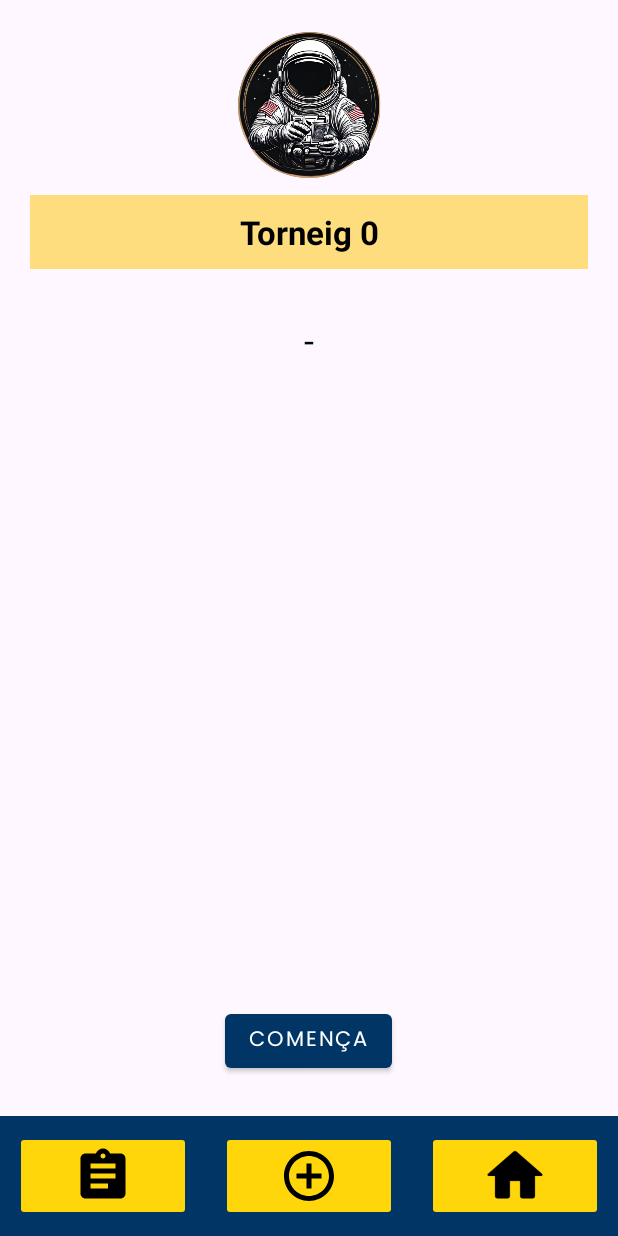
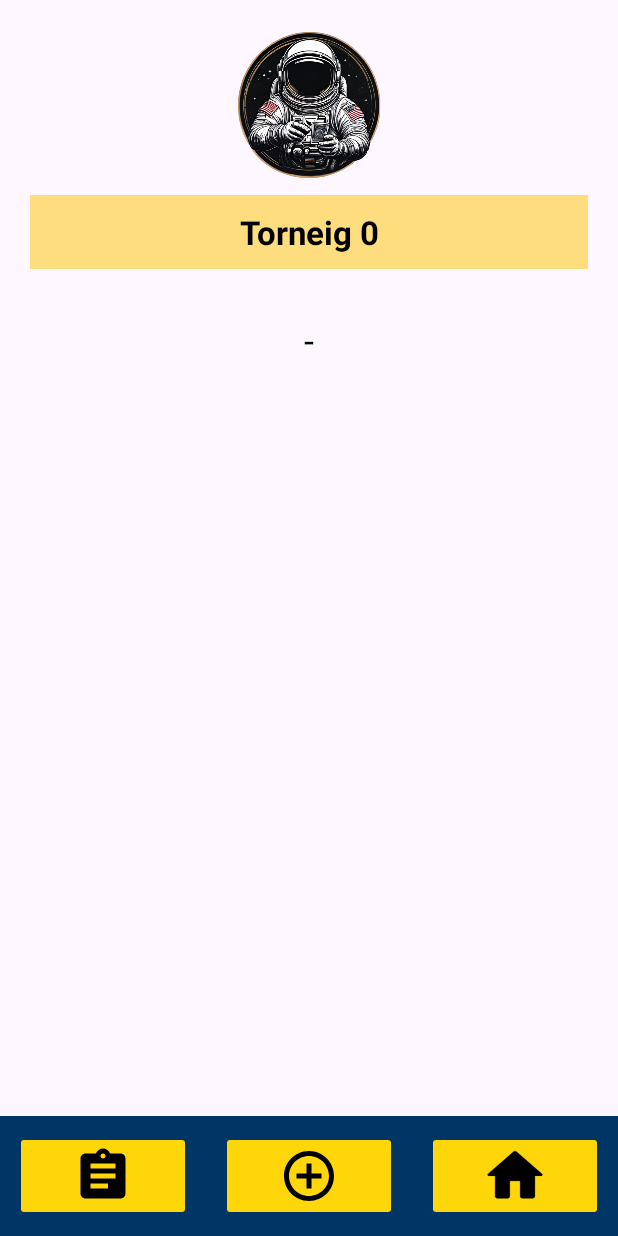
Before and after one commit to Snr1s3/Turnonauta, an Android app: the PreviewTorneig screen opened directly, with no data from a screen before it, on a phone screen of 412 x 824 dp. Run offline under Robolectric (Android 15) with nearby library versions, the phone set to English and light mode, and no system bars.

Commit message:
emparellament jugadors funcional res mes a tocar

```diff
--- a/app/src/main/java/proj/tcg/turnonauta/aplicacio/PreviewTorneig.kt
+++ b/app/src/main/java/proj/tcg/turnonauta/aplicacio/PreviewTorneig.kt
@@ -23,7 +23,6 @@ import retrofit2.HttpException
 import java.io.IOException
 
 class PreviewTorneig : AppCompatActivity() {
-    private lateinit var btn: Button
     private var torneig_id: Int = 0
     private lateinit var torneig_t: TextView
     private lateinit var torneig_sub: TextView
@@ -34,7 +33,6 @@ class PreviewTorneig : AppCompatActivity() {
         enableEdgeToEdge()
         setContentView(R.layout.activity_preview_torneig)
 
-        btn = findViewById(R.id.bActualitzar)
         torneig_t = findViewById(R.id.torneig_t)
         torneig_sub = findViewById(R.id.torneig_sub)
 
@@ -58,12 +56,6 @@ class PreviewTorneig : AppCompatActivity() {
                     startRecycled(responseParts)
                 }
             }
-        }
-
-
-        btn.setOnClickListener {
-            val intent = Intent(this, OponentActual::class.java)
-            startActivity(intent)
         }
     }
 
--- a/app/src/main/res/layout/activity_detall_torneig.xml
+++ b/app/src/main/res/layout/activity_detall_torneig.xml
@@ -6,6 +6,7 @@
     android:layout_width="match_parent"
     android:layout_height="match_parent"
     android:orientation="vertical"
+    android:background="@color/color_background"
     tools:context=".aplicacio.DetallTorneig">
     <LinearLayout
         android:layout_width="match_parent"
--- a/app/src/main/res/layout/activity_filtres_tornejos.xml
+++ b/app/src/main/res/layout/activity_filtres_tornejos.xml
@@ -6,6 +6,7 @@
     android:layout_width="match_parent"
     android:layout_height="match_parent"
     android:orientation="vertical"
+    android:background="@color/color_background"
     tools:context=".aplicacio.FiltresTornejos">
 
     <LinearLayout
--- a/app/src/main/res/layout/activity_llista_tornejos_jugats.xml
+++ b/app/src/main/res/layout/activity_llista_tornejos_jugats.xml
@@ -6,6 +6,7 @@
     android:layout_width="match_parent"
     android:layout_height="match_parent"
     android:orientation="vertical"
+    android:background="@color/color_background"
     tools:context=".aplicacio.LlistaTornejosJugats">
     <LinearLayout
         android:layout_width="match_parent"
--- a/app/src/main/res/layout/activity_politicas_de_privacidad.xml
+++ b/app/src/main/res/layout/activity_politicas_de_privacidad.xml
@@ -3,6 +3,7 @@
     android:layout_width="match_parent"
     android:layout_height="match_parent"
     android:orientation="vertical"
+    android:background="@color/color_background"
     android:padding="16dp">
 
     <TextView
--- a/app/src/main/res/layout/activity_preview_torneig.xml
+++ b/app/src/main/res/layout/activity_preview_torneig.xml
@@ -61,13 +61,6 @@
             android:layout_height="wrap_content"
             android:columnCount="2"
             tools:listitem="@layout/usuari_recycled_view" />
-        <Button
-            android:id="@+id/bActualitzar"
-            style="@style/CustomButton"
-            android:layout_width="wrap_content"
-            android:layout_height="wrap_content"
-            android:layout_marginTop="20dp"
-            android:text="@string/comencar" />
     </LinearLayout>
     <androidx.fragment.app.FragmentContainerView
         android:id="@+id/fragmentContainerView"
--- a/app/src/main/res/layout/activity_terms_of_us.xml
+++ b/app/src/main/res/layout/activity_terms_of_us.xml
@@ -4,7 +4,7 @@
     android:layout_width="match_parent"
     android:layout_height="match_parent"
     android:padding="24dp"
-    android:background="#FFFFFF">
+    android:background="@color/color_background">
 
     <LinearLayout
         android:layout_width="match_parent"
```
Also changed, not shown: app/src/main/java/proj/tcg/turnonauta/aplicacio/OponentActual.kt (+6 -1 lines), app/src/main/res/layout/activity_oponent_actual.xml (+8 -0 lines).
